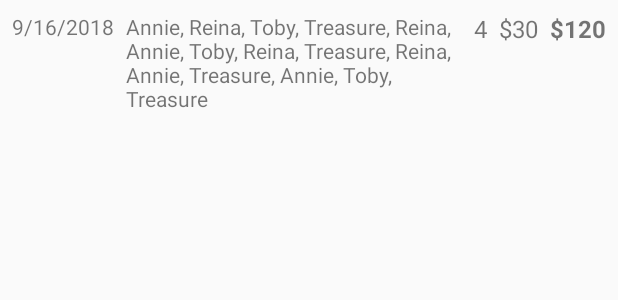
After one commit to rachelleignacio/ledger, an Android app: the layout client_hourly_current_line_item.xml on its own in the app's theme, with its tools: preview values and no code run, on a phone screen of 412 x 824 dp. The commit adds this screen. Shown: the top 300 px of the screen. Run offline under Robolectric (Android 15) with nearby library versions, the phone set to English and light mode, and no system bars.

Commit message:
add layouts for client detail line items

```diff
--- /dev/null
+++ b/app/src/main/res/drawable/ic_invoice_paid.xml
@@ -0,0 +1,5 @@
+<vector android:height="24dp" android:tint="#3F7838"
+    android:viewportHeight="24.0" android:viewportWidth="24.0"
+    android:width="24dp" xmlns:android="http://schemas.android.com/apk/res/android">
+    <path android:fillColor="#FF000000" android:pathData="M12,2C6.48,2 2,6.48 2,12s4.48,10 10,10 10,-4.48 10,-10S17.52,2 12,2zM13.41,18.09L13.41,20h-2.67v-1.93c-1.71,-0.36 -3.16,-1.46 -3.27,-3.4h1.96c0.1,1.05 0.82,1.87 2.65,1.87 1.96,0 2.4,-0.98 2.4,-1.59 0,-0.83 -0.44,-1.61 -2.67,-2.14 -2.48,-0.6 -4.18,-1.62 -4.18,-3.67 0,-1.72 1.39,-2.84 3.11,-3.21L10.74,4h2.67v1.95c1.86,0.45 2.79,1.86 2.85,3.39L14.3,9.34c-0.05,-1.11 -0.64,-1.87 -2.22,-1.87 -1.5,0 -2.4,0.68 -2.4,1.64 0,0.84 0.65,1.39 2.67,1.91s4.18,1.39 4.18,3.91c-0.01,1.83 -1.38,2.83 -3.12,3.16z"/>
+</vector>
--- /dev/null
+++ b/app/src/main/res/layout/client_hourly_current_line_item.xml
@@ -0,0 +1,45 @@
+<?xml version="1.0" encoding="utf-8"?>
+<androidx.constraintlayout.widget.ConstraintLayout xmlns:android="http://schemas.android.com/apk/res/android"
+    xmlns:app="http://schemas.android.com/apk/res-auto"
+    xmlns:tools="http://schemas.android.com/tools"
+    style="@style/ListItemConstraintLayout">
+
+    <TextView
+        android:id="@+id/date"
+        style="@style/WrapContentText.Small"
+        app:layout_constraintLeft_toLeftOf="parent"
+        app:layout_constraintTop_toTopOf="parent"
+        tools:text="9/16/2018"/>
+
+    <TextView
+        android:id="@+id/description"
+        style="@style/WrapContentText.Small"
+        android:layout_width="@dimen/match_constraint"
+        app:layout_constraintLeft_toRightOf="@+id/date"
+        app:layout_constraintTop_toTopOf="parent"
+        app:layout_constraintRight_toLeftOf="@+id/number_of_units"
+        tools:text="Annie, Reina, Toby, Treasure, Reina, Annie, Toby, Reina, Treasure, Reina, Annie, Treasure, Annie, Toby, Treasure"/>
+
+    <TextView
+        android:id="@+id/number_of_units"
+        style="@style/WrapContentText"
+        app:layout_constraintRight_toLeftOf="@+id/price_per_unit"
+        app:layout_constraintTop_toTopOf="parent"
+        tools:text="4"/>
+
+    <TextView
+        android:id="@+id/price_per_unit"
+        style="@style/WrapContentText"
+        app:layout_constraintRight_toLeftOf="@+id/line_item_total"
+        app:layout_constraintTop_toTopOf="parent"
+        tools:text="$30"/>
+
+    <TextView
+        android:id="@+id/line_item_total"
+        style="@style/WrapContentText"
+        app:layout_constraintRight_toRightOf="parent"
+        app:layout_constraintTop_toTopOf="parent"
+        android:textStyle="bold"
+        tools:text="$120"/>
+
+</androidx.constraintlayout.widget.ConstraintLayout>
--- a/app/src/main/res/layout/client_list_item.xml
+++ b/app/src/main/res/layout/client_list_item.xml
@@ -9,7 +9,7 @@
         android:id="@+id/client_name"
         android:layout_width="match_parent"
         android:layout_height="wrap_content"
-        android:padding="@dimen/default_padding"
+        android:padding="@dimen/default_spacing"
         android:textSize="@dimen/default_text_size"
         app:layout_constraintLeft_toLeftOf="parent"
         app:layout_constraintTop_toTopOf="parent" />
--- a/app/src/main/res/layout/fragment_client_list.xml
+++ b/app/src/main/res/layout/fragment_client_list.xml
@@ -8,7 +8,7 @@
         android:id="@+id/add_new_client_icon"
         android:layout_width="wrap_content"
         android:layout_height="wrap_content"
-        android:padding="@dimen/default_padding"
+        android:padding="@dimen/default_spacing"
         android:src="@drawable/ic_add_client"
         app:layout_constraintTop_toTopOf="parent"
         app:layout_constraintLeft_toLeftOf="parent"/>
--- a/app/src/main/res/values/dimens.xml
+++ b/app/src/main/res/values/dimens.xml
@@ -3,7 +3,8 @@
     <dimen name="activity_horizontal_margin">16dp</dimen>
     <dimen name="activity_vertical_margin">16dp</dimen>
     <dimen name="match_constraint">0dp</dimen>
-    <dimen name="default_padding">8dp</dimen>
+    <dimen name="default_spacing">8dp</dimen>
+    <dimen name="small_text_size">14sp</dimen>
     <dimen name="default_text_size">16sp</dimen>
     <dimen name="large_text_size">20sp</dimen>
     <dimen name="dialog_width">200dp</dimen>
--- a/app/src/main/res/values/strings.xml
+++ b/app/src/main/res/values/strings.xml
@@ -11,4 +11,10 @@
 
     <string name="invoice_wip_msg">TBD\n(PS I LOVE YOU)</string>
     <string name="list_item_bullet">\u2022 %s</string>
+
+    <string name="package_line_item_label">Hours remaining:</string>
+    <string name="package_line_item_detail">%d \/ %d</string>
+
+    <string name="hourly_line_item_price">$%s</string>
+    <string name="hourly_line_item_previous_period">%s - %s</string>
 </resources>
--- a/app/src/main/res/values/styles.xml
+++ b/app/src/main/res/values/styles.xml
@@ -8,4 +8,23 @@
         <item name="colorAccent">@color/colorAccent</item>
     </style>
 
+    <style name="WrapContentText">
+        <item name="android:layout_width">wrap_content</item>
+        <item name="android:layout_height">wrap_content</item>
+        <item name="android:textSize">@dimen/default_text_size</item>
+        <item name="android:layout_marginLeft">@dimen/default_spacing</item>
+        <item name="android:layout_marginRight">@dimen/default_spacing</item>
+    </style>
+
+    <style name="WrapContentText.Small">
+        <item name="android:textSize">@dimen/small_text_size</item>
+    </style>
+
+    <style name="ListItemConstraintLayout">
+        <item name="android:layout_width">match_parent</item>
+        <item name="android:layout_height">wrap_content</item>
+        <item name="android:paddingTop">@dimen/default_spacing</item>
+        <item name="android:paddingBottom">@dimen/default_spacing</item>
+    </style>
+
 </resources>
```
Also changed, not shown: app/src/main/res/layout/client_hourly_previous_invoice_line_item.xml (added, +43 -0 lines), app/src/main/res/layout/client_packages_current_line_item.xml (added, +20 -0 lines).
